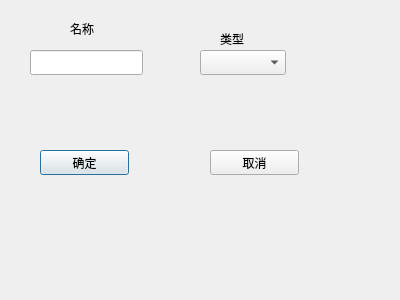
Qt form src/ui/addnodedialog.ui (godcctv/DatabaseKnowledgeGraph) before a commit.
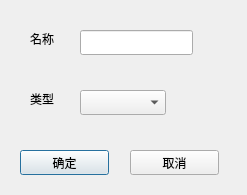
The same form after that commit.

Commit message: 基本完善ui显示界面

Patch:
```diff
--- a/src/ui/addnodedialog.ui
+++ b/src/ui/addnodedialog.ui
@@ -6,8 +6,8 @@
    <rect>
     <x>0</x>
     <y>0</y>
-    <width>400</width>
-    <height>300</height>
+    <width>247</width>
+    <height>195</height>
    </rect>
   </property>
   <property name="windowTitle">
@@ -16,9 +16,9 @@
   <widget class="QLabel" name="label">
    <property name="geometry">
     <rect>
-     <x>70</x>
-     <y>20</y>
-     <width>67</width>
+     <x>30</x>
+     <y>30</y>
+     <width>31</width>
      <height>17</height>
     </rect>
    </property>
@@ -29,9 +29,9 @@
   <widget class="QLabel" name="label_2">
    <property name="geometry">
     <rect>
-     <x>220</x>
-     <y>30</y>
-     <width>67</width>
+     <x>30</x>
+     <y>90</y>
+     <width>31</width>
      <height>17</height>
     </rect>
    </property>
@@ -42,8 +42,8 @@
   <widget class="QLineEdit" name="nameEdit">
    <property name="geometry">
     <rect>
-     <x>30</x>
-     <y>50</y>
+     <x>80</x>
+     <y>30</y>
      <width>113</width>
      <height>25</height>
     </rect>
@@ -52,8 +52,8 @@
   <widget class="QComboBox" name="typeCombo">
    <property name="geometry">
     <rect>
-     <x>200</x>
-     <y>50</y>
+     <x>80</x>
+     <y>90</y>
      <width>86</width>
      <height>25</height>
     </rect>
@@ -62,7 +62,7 @@
   <widget class="QPushButton" name="btnOk">
    <property name="geometry">
     <rect>
-     <x>40</x>
+     <x>20</x>
      <y>150</y>
      <width>89</width>
      <height>25</height>
@@ -75,7 +75,7 @@
   <widget class="QPushButton" name="btnCancel">
    <property name="geometry">
     <rect>
-     <x>210</x>
+     <x>130</x>
      <y>150</y>
      <width>89</width>
      <height>25</height>
```
The commit also changes 2 other files.
